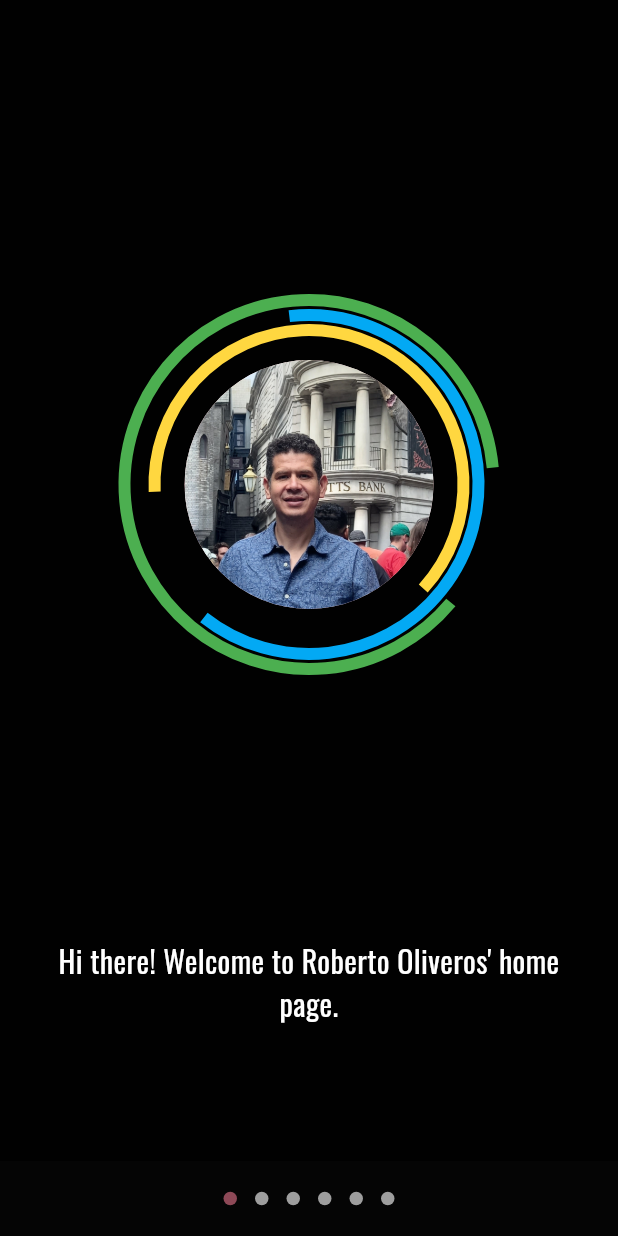
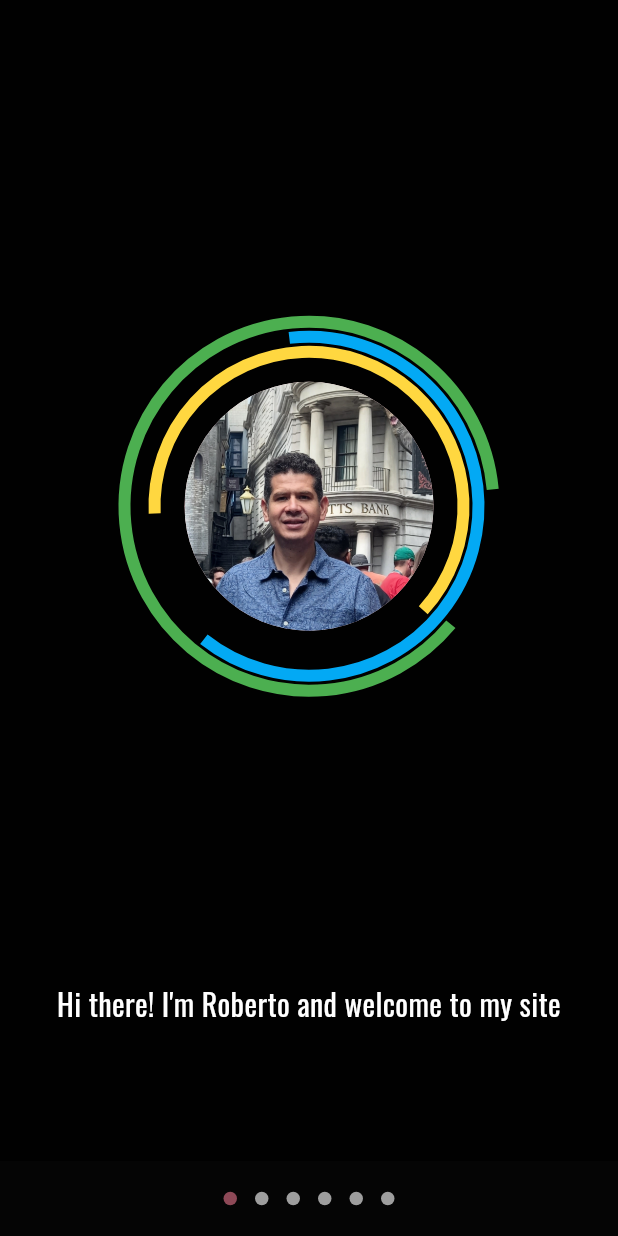
Before and after one commit to roboli/roboli-site, a Flutter app: the screen it shows after launch, on a phone screen of 412 x 824 dp. Run offline on Flutter 3.47's test engine with Material 3 defaults, Android fonts, the phone set to English and light mode, and no system bars; drawn by our look-alikes of dots_indicator; our stand-ins replace easy_debounce, flutter_svg, go_router, google_fonts.

Commit message:
Change welcome text

```diff
--- a/lib/pages/home_page.dart
+++ b/lib/pages/home_page.dart
@@ -108,7 +108,7 @@ class _HomePageState extends State<HomePage>
                   Padding(
                     padding: const EdgeInsets.symmetric(horizontal: 20.0),
                     child: Text(
-                      'Hi there! Welcome to Roberto Oliveros\' home page.',
+                      'Hi there! I\'m Roberto and welcome to my site',
                       style: TextStyle(
                         fontSize: size.width > screenWBreakpoint ? 30 : 20
                       ),
```
